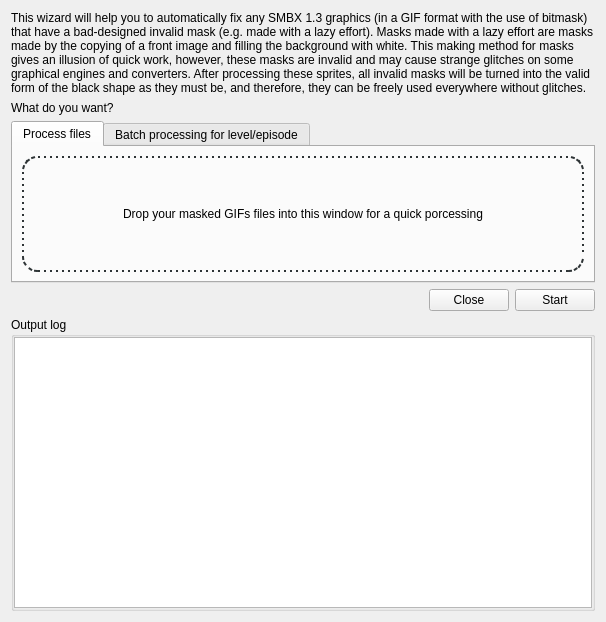
Old version of the form Maintainer/Graphics/lazyfix.ui in the repository WohlSoft/Moondust-Project.
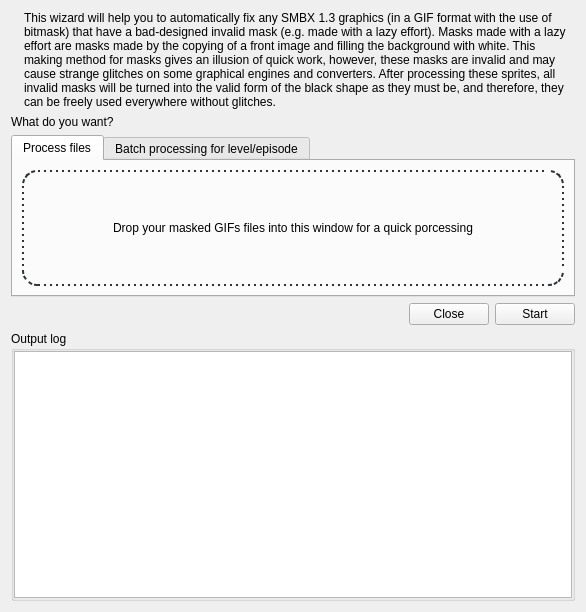
New version of the form. Icons and pictures are not drawn.

Commit message: Maintainer: Added converter tool pictures (same way as used at the Editor)

Patch:
```diff
--- a/Maintainer/Graphics/lazyfix.ui
+++ b/Maintainer/Graphics/lazyfix.ui
@@ -6,8 +6,8 @@
    <rect>
     <x>0</x>
     <y>0</y>
-    <width>606</width>
-    <height>622</height>
+    <width>586</width>
+    <height>612</height>
    </rect>
   </property>
   <property name="acceptDrops">
@@ -20,7 +20,7 @@
    <iconset resource="../_resources/maintainer.qrc">
     <normaloff>:/maintainer.ico</normaloff>:/maintainer.ico</iconset>
   </property>
-  <layout class="QGridLayout" name="gridLayout_2" rowstretch="0,0,0,0,10000">
+  <layout class="QGridLayout" name="gridLayout_2" rowstretch="0,0,0,0,10000" columnstretch="0,1000,0,0">
    <item row="2" column="0" colspan="4">
     <widget class="QTabWidget" name="whatToConvert">
      <property name="currentIndex">
@@ -120,19 +120,6 @@
      </property>
     </widget>
    </item>
-   <item row="3" column="1">
-    <spacer name="horizontalSpacer">
-     <property name="orientation">
-      <enum>Qt::Horizontal</enum>
-     </property>
-     <property name="sizeHint" stdset="0">
-      <size>
-       <width>40</width>
-       <height>20</height>
-      </size>
-     </property>
-    </spacer>
-   </item>
    <item row="3" column="3">
     <widget class="QPushButton" name="doMadJob">
      <property name="text">
@@ -140,19 +127,6 @@
      </property>
     </widget>
    </item>
-   <item row="0" column="0" colspan="4">
-    <widget class="QLabel" name="label">
-     <property name="text">
-      <string>This wizard will help you to automatically fix any SMBX 1.3 graphics (in a GIF format with the use of bitmask) that have a bad-designed invalid mask (e.g. made with a lazy effort). Masks made with a lazy effort are masks made by the copying of a front image and filling the background with white. This making method for masks gives an illusion of quick work, however, these masks are invalid and may cause strange glitches on some graphical engines and converters. After processing these sprites, all invalid masks will be turned into the valid form of the black shape as they must be, and therefore, they can be freely used everywhere without glitches.</string>
-     </property>
-     <property name="alignment">
-      <set>Qt::AlignLeading|Qt::AlignLeft|Qt::AlignTop</set>
-     </property>
-     <property name="wordWrap">
-      <bool>true</bool>
-     </property>
-    </widget>
-   </item>
    <item row="4" column="0" colspan="4">
     <widget class="QGroupBox" name="groupBox">
      <property name="title">
@@ -194,6 +168,42 @@
      </property>
     </widget>
    </item>
+   <item row="0" column="1" colspan="3">
+    <widget class="QLabel" name="label">
+     <property name="text">
+      <string>This wizard will help you to automatically fix any SMBX 1.3 graphics (in a GIF format with the use of bitmask) that have a bad-designed invalid mask (e.g. made with a lazy effort). Masks made with a lazy effort are masks made by the copying of a front image and filling the background with white. This making method for masks gives an illusion of quick work, however, these masks are invalid and may cause strange glitches on some graphical engines and converters. After processing these sprites, all invalid masks will be turned into the valid form of the black shape as they must be, and therefore, they can be freely used everywhere without glitches.</string>
+     </property>
+     <property name="alignment">
+      <set>Qt::AlignLeading|Qt::AlignLeft|Qt::AlignTop</set>
+     </property>
+     <property name="wordWrap">
+      <bool>true</bool>
+     </property>
+    </widget>
+   </item>
+   <item row="0" column="0">
+    <widget class="QLabel" name="picture">
+     <property name="text">
+      <string/>
+     </property>
+     <property name="pixmap">
+      <pixmap resource="../_resources/maintainer.qrc">:/tools/cat_glasses_128.png</pixmap>
+     </property>
+    </widget>
+   </item>
+   <item row="3" column="0" colspan="2">
+    <spacer name="horizontalSpacer">
+     <property name="orientation">
+      <enum>Qt::Horizontal</enum>
+     </property>
+     <property name="sizeHint" stdset="0">
+      <size>
+       <width>40</width>
+       <height>20</height>
+      </size>
+     </property>
+    </spacer>
+   </item>
   </layout>
  </widget>
  <resources>
```
The commit also changes 7 other files.
